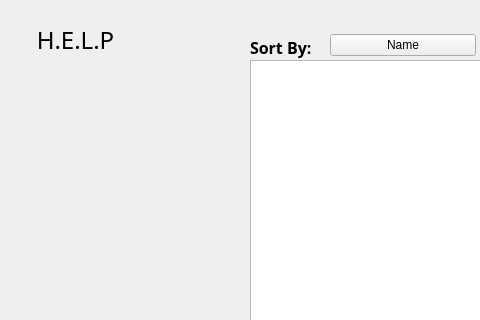
The window that build-groupG-Desktop_Qt_5_15_1_MinGW_64_bit-Debug/groupG/menu.ui (vuandy50/GROUP_G) describes before a commit, drawn with Qt 5; both pictures show x 0 to 480 and y 0 to 320 of the 800 by 600 pixel window.
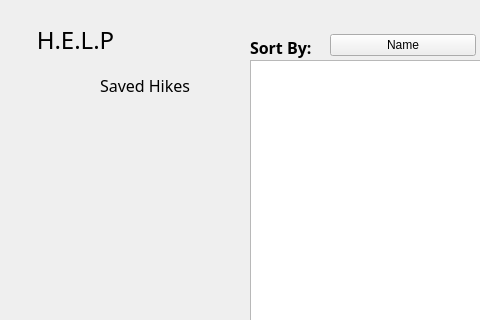
The same window after the commit.

Diff of the .ui file:
```diff
--- a/build-groupG-Desktop_Qt_5_15_1_MinGW_64_bit-Debug/groupG/menu.ui
+++ b/build-groupG-Desktop_Qt_5_15_1_MinGW_64_bit-Debug/groupG/menu.ui
@@ -162,6 +162,25 @@
      <string>Refresh Table</string>
     </property>
    </widget>
+   <widget class="QLabel" name="savedLabel">
+    <property name="geometry">
+     <rect>
+      <x>100</x>
+      <y>70</y>
+      <width>131</width>
+      <height>31</height>
+     </rect>
+    </property>
+    <property name="font">
+     <font>
+      <family>Segoe UI Semibold</family>
+      <pointsize>12</pointsize>
+     </font>
+    </property>
+    <property name="text">
+     <string>Saved Hikes</string>
+    </property>
+   </widget>
   </widget>
   <widget class="QMenuBar" name="menubar">
    <property name="geometry">
```
